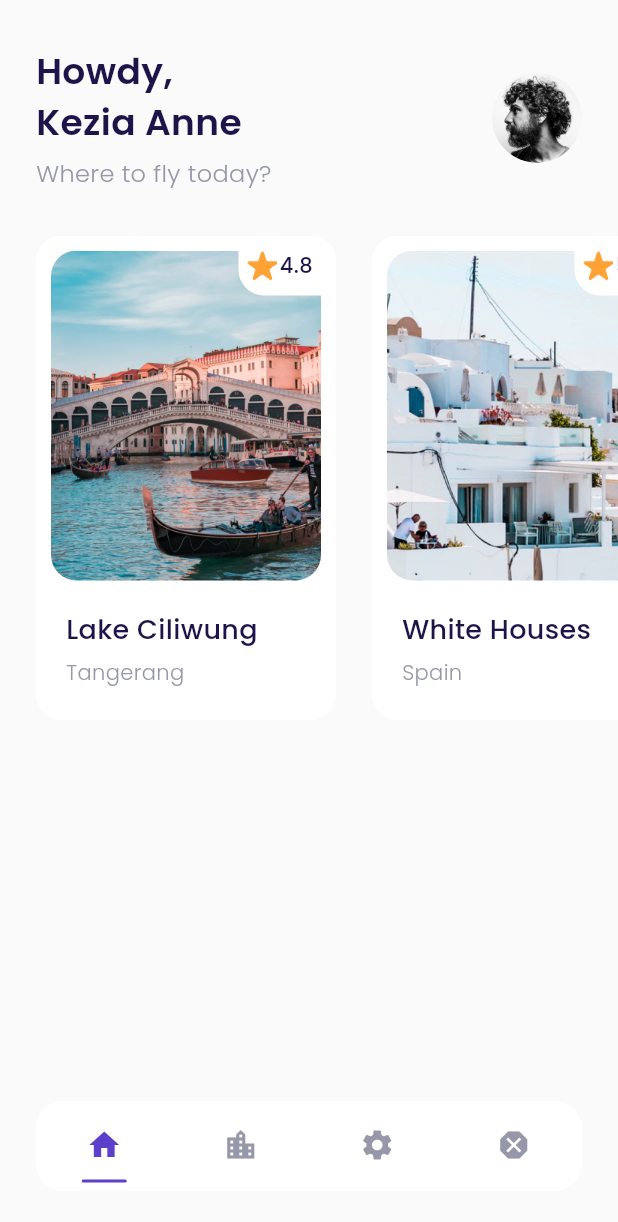
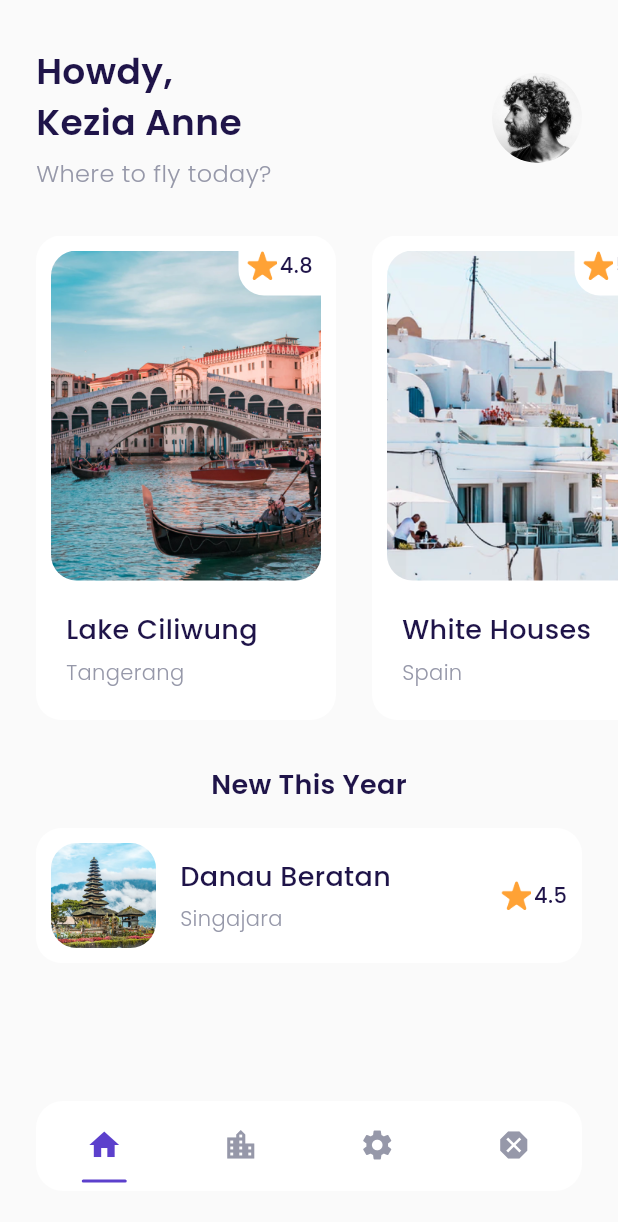
Before and after one commit to Jerry2204/airplane-mobile-flutter, a Flutter app: the MainPage screen opened by its route, on a phone screen of 412 x 824 dp. Shown: the top 1222 px of the screen. Run offline on Flutter 3.47's test engine with Material 3 defaults, Android fonts, the phone set to English and light mode, and no system bars; our stand-ins replace firebase_core, google_fonts; accounts and stored records are empty.

Commit message:
destination tile without parameter

```diff
--- a/lib/ui/pages/home_page.dart
+++ b/lib/ui/pages/home_page.dart
@@ -1,5 +1,6 @@
 import 'package:airplane/shared/theme.dart';
 import 'package:airplane/ui/widgets/destination_card.dart';
+import 'package:airplane/ui/widgets/destination_tile.dart';
 import 'package:flutter/material.dart';
 
 class HomePage extends StatelessWidget {
@@ -103,10 +104,33 @@ class HomePage extends StatelessWidget {
       );
     }
 
+    Widget newDestinations() {
+      return Container(
+        margin: EdgeInsets.only(
+          top: 30,
+          left: defaultMargin,
+          right: defaultMargin,
+        ),
+        child: Column(
+          children: [
+            Text(
+              'New This Year',
+              style: blackTextStyle.copyWith(
+                fontSize: 18,
+                fontWeight: semiBold,
+              ),
+            ),
+            DestinationTile(),
+          ],
+        ),
+      );
+    }
+
     return ListView(
       children: [
         header(),
         popularDestination(),
+        newDestinations(),
       ],
     );
   }
--- a/lib/ui/widgets/destination_tile.dart
+++ b/lib/ui/widgets/destination_tile.dart
@@ -1,3 +1,4 @@
+import 'package:airplane/shared/theme.dart';
 import 'package:flutter/material.dart';
 
 class DestinationTile extends StatelessWidget {
@@ -5,6 +6,90 @@ class DestinationTile extends StatelessWidget {
 
   @override
   Widget build(BuildContext context) {
-    return Container();
+    return Container(
+      margin: const EdgeInsets.only(
+        top: 16,
+      ),
+      padding: const EdgeInsets.all(
+        10,
+      ),
+      decoration: BoxDecoration(
+        color: kWhiteColor,
+        borderRadius: BorderRadius.circular(
+          defaultRadius,
+        ),
+      ),
+      child: Row(
+        children: [
+          Container(
+            width: 70,
+            height: 70,
+            margin: EdgeInsets.only(
+              right: 16,
+            ),
+            decoration: BoxDecoration(
+              borderRadius: BorderRadius.circular(
+                defaultRadius,
+              ),
+              image: DecorationImage(
+                fit: BoxFit.cover,
+                image: AssetImage(
+                  'assets/image_destination6.png',
+                ),
+              ),
+            ),
+          ),
+          Expanded(
+            child: Column(
+              crossAxisAlignment: CrossAxisAlignment.start,
+              children: [
+                Text(
+                  'Danau Beratan',
+                  style: blackTextStyle.copyWith(
+                    fontSize: 18,
+                    fontWeight: medium,
+                  ),
+                ),
+                SizedBox(
+                  height: 5,
+                ),
+                Text(
+                  'Singajara',
+                  style: grayTextStyle.copyWith(
+                    fontWeight: light,
+                  ),
+                ),
+              ],
+            ),
+          ),
+          Row(
+            mainAxisAlignment: MainAxisAlignment.center,
+            crossAxisAlignment: CrossAxisAlignment.start,
+            children: [
+              Container(
+                width: 20,
+                height: 20,
+                margin: EdgeInsets.only(
+                  right: 2,
+                ),
+                decoration: BoxDecoration(
+                  image: DecorationImage(
+                    image: AssetImage(
+                      'assets/icon_star.png',
+                    ),
+                  ),
+                ),
+              ),
+              Text(
+                '4.5',
+                style: blackTextStyle.copyWith(
+                  fontWeight: medium,
+                ),
+              )
+            ],
+          ),
+        ],
+      ),
+    );
   }
 }
```
